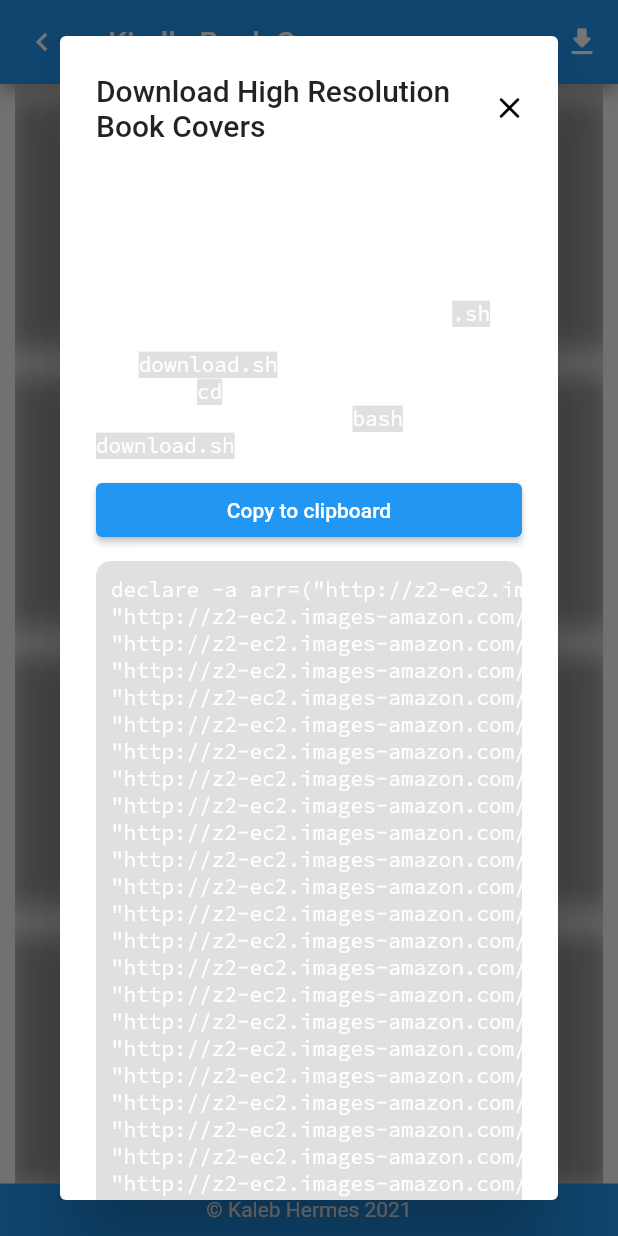
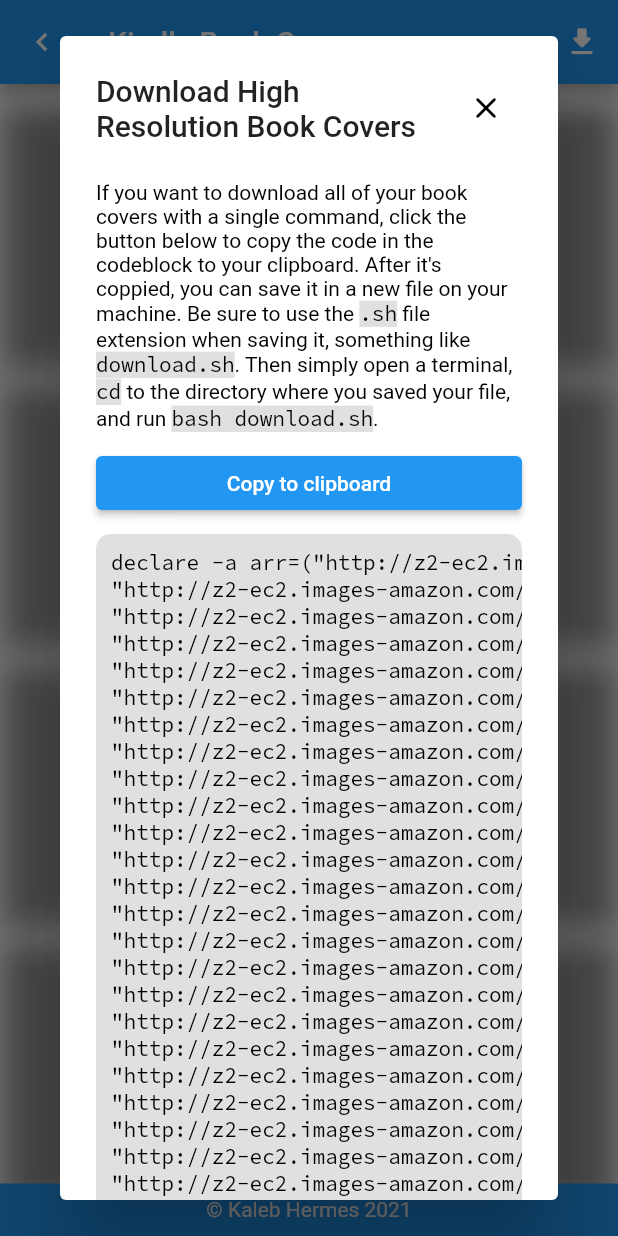
Before and after one commit to kalebhermes/kindle_covers, a Flutter app: the screen it shows after launch, after a tap on "Demo - Most Popular Kindle Books", after a tap on the "download" icon, on a phone screen of 412 x 824 dp. Run offline on Flutter 3.47's test engine with Material 2 defaults, Android fonts, the phone set to English and light mode, and no system bars; our stand-ins replace google_fonts; missing offline and left inert: dart:html; network calls fail.

Commit message:
Fix padding + Add color to text spans

```diff
--- a/lib/widgets/asin_entry_form.dart
+++ b/lib/widgets/asin_entry_form.dart
@@ -43,6 +43,7 @@ class AsinEntryFrom extends StatelessWidget {
           padding: const EdgeInsets.fromLTRB(10.0, 0, 10.0, 10.0),
           child: RichText(
             text: TextSpan(
+              style: TextStyle(color: Colors.black),
               children: [
                 TextSpan(
                   text: 'Note: ',
--- a/lib/widgets/book_grid.dart
+++ b/lib/widgets/book_grid.dart
@@ -11,11 +11,9 @@ class BookGrid extends StatelessWidget {
   @override
   Widget build(BuildContext context) {
     return Expanded(
-      child: Padding(
-        padding: EdgeInsets.fromLTRB(10, 0, 10, 0),
       child: Scrollbar(
         child: GridView.builder(
-            padding: EdgeInsets.fromLTRB(0, 10, 0, 10),
+          padding: const EdgeInsets.fromLTRB(10.0, 20.0, 10.0, 20.0),
           shrinkWrap: true,
           physics: AlwaysScrollableScrollPhysics(),
           itemCount: asins.length,
@@ -30,7 +28,6 @@ class BookGrid extends StatelessWidget {
               url: asins[index],
             );
           },
-          ),
         ),
       ),
     );
--- a/lib/widgets/download_info_dialog.dart
+++ b/lib/widgets/download_info_dialog.dart
@@ -31,16 +31,16 @@ done''',
         await showDialog(
           context: context,
           builder: (context) => SimpleDialog(
-            titlePadding: EdgeInsets.fromLTRB(24.0, 24.0, 24.0, 12.0),
-            contentPadding: EdgeInsets.fromLTRB(24.0, 12.0, 24.0, 24.0),
+            titlePadding: const EdgeInsets.fromLTRB(24.0, 24.0, 24.0, 12.0),
+            contentPadding: const EdgeInsets.fromLTRB(24.0, 12.0, 24.0, 24.0),
             title: Row(
               mainAxisAlignment: MainAxisAlignment.spaceBetween,
               children: [
                 Flexible(
-                    flex: 9,
+                    flex: 8,
                     child: Text('Download High Resolution Book Covers')),
                 Flexible(
-                  flex: 1,
+                  flex: 2,
                   child: IconButton(
                     color: Colors.black,
                     icon: Icon(Icons.close_rounded),
@@ -52,6 +52,7 @@ done''',
             children: [
               RichText(
                 text: TextSpan(
+                  style: TextStyle(color: Colors.black),
                   children: [
                     TextSpan(
                         text:
@@ -111,6 +112,7 @@ class CodeSpan extends TextSpan {
           style: GoogleFonts.getFont(
             'Source Code Pro',
             backgroundColor: Colors.grey[300],
+            color: Colors.black,
           ),
         );
 }
```
Also changed, not shown: 1 other file. Lines whose indentation alone changed are shown as unchanged.
